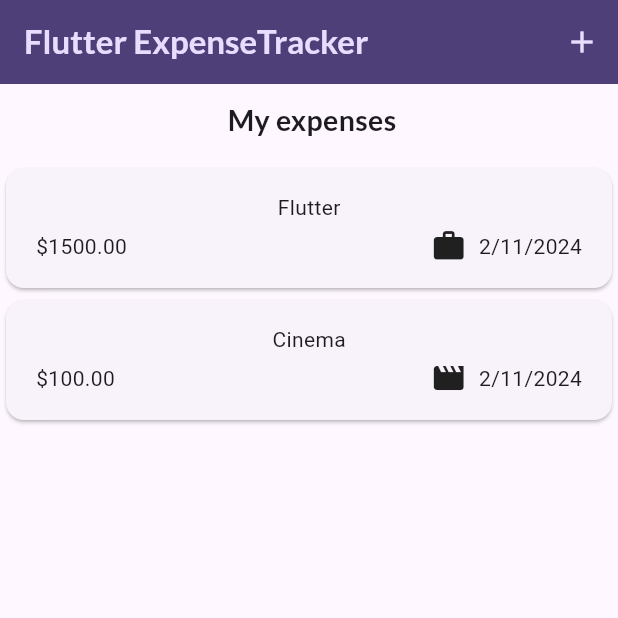
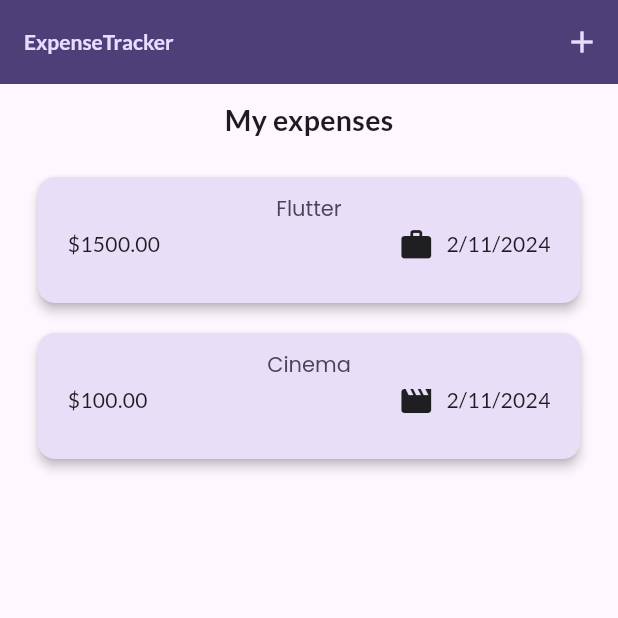
Before and after one commit to davidkalipe/Expend-Tracker, a Flutter app: the screen it shows after launch, on a phone screen of 412 x 824 dp, the top half of it. Run offline on Flutter 3.47's test engine with Material 3 defaults, Android fonts, the phone set to English and light mode, and no system bars; our stand-ins replace gap, google_fonts.

Commit message:
some update

```diff
--- a/lib/main.dart
+++ b/lib/main.dart
@@ -1,5 +1,6 @@
 import 'package:expense_tracker/screens/expenses.dart';
 import 'package:flutter/material.dart';
+import 'package:google_fonts/google_fonts.dart';
 
 var kColorScheme =
     ColorScheme.fromSeed(seedColor: const Color.fromARGB(255, 96, 59, 181));
@@ -11,7 +12,21 @@ void main() => runApp(MaterialApp(
           appBarTheme: const AppBarTheme().copyWith(
               backgroundColor: kColorScheme.onPrimaryContainer,
               foregroundColor: kColorScheme.primaryContainer,
-              elevation: 5.0)),
+              elevation: 5.0),
+          cardTheme: const CardTheme().copyWith(
+            color: kColorScheme.secondaryContainer,
+            margin: const EdgeInsets.symmetric(vertical: 10, horizontal: 10),
+          ),
+          elevatedButtonTheme: ElevatedButtonThemeData(
+            style: ElevatedButton.styleFrom(
+              backgroundColor: kColorScheme.primaryContainer,
+            ),
+          ),
+          textTheme: ThemeData().textTheme.copyWith(
+              titleLarge: GoogleFonts.poppins(
+                  color: kColorScheme.onSecondaryContainer,
+                  fontWeight: FontWeight.normal,
+                  fontSize: 14))),
       debugShowCheckedModeBanner: false,
       home: const Expenses(),
     ));
--- a/lib/models/expense.dart
+++ b/lib/models/expense.dart
@@ -10,7 +10,7 @@ enum Category { food, travel, leisure, work }
 
 const categoryIcons = {
   Category.food: Icons.lunch_dining,
-  Category.travel: Icons.flight_rounded,
+  Category.travel: Icons.flight_takeoff,
   Category.leisure: Icons.movie,
   Category.work: Icons.work
 };
@@ -18,11 +18,10 @@ const categoryIcons = {
 class Expense {
   Expense(
       {required this.title,
-        required this.amount,
-        required this.date,
-        required this.category})
+      required this.amount,
+      required this.date,
+      required this.category})
       : id = uuid.v4();
-
 
   final String id;
   final String title;
@@ -30,8 +29,7 @@ class Expense {
   final DateTime date;
   final Category category;
 
-  String get formatedDate{
+  String get formatedDate {
     return formatter.format(date);
   }
-
 }
--- a/lib/screens/expenses.dart
+++ b/lib/screens/expenses.dart
@@ -77,7 +77,7 @@ class _ExpensesState extends State<Expenses> {
     return Scaffold(
       appBar: AppBar(
         title: Text(
-          "Flutter ExpenseTracker",
+          "ExpenseTracker",
           style: GoogleFonts.lato(fontWeight: FontWeight.bold),
         ),
         actions: [
@@ -93,7 +93,7 @@ class _ExpensesState extends State<Expenses> {
           Container(
             padding: const EdgeInsets.only(bottom: 15, top: 10),
             child: Text(
-              ' My expenses',
+              'My expenses',
               style:
                   GoogleFonts.lato(fontWeight: FontWeight.bold, fontSize: 19),
             ),
--- a/lib/widget/expense_item.dart
+++ b/lib/widget/expense_item.dart
@@ -1,5 +1,6 @@
 import 'package:flutter/material.dart';
 import 'package:gap/gap.dart';
+import 'package:google_fonts/google_fonts.dart';
 
 import '../models/expense.dart';
 
@@ -9,26 +10,38 @@ class ExpenseItem extends StatelessWidget {
   final Expense expense;
 
   @override
-  Widget build(BuildContext context) {
+  Widget build(BuildContext context){
     return Card(
+      shadowColor: Colors.black,
+      elevation: 3,
+      child: Container(
+        margin: const EdgeInsets.only(bottom: 15),
         child: Padding(
-        padding: const EdgeInsets.symmetric(
-          horizontal: 20,
-          vertical: 16
-        ),
+          padding: const EdgeInsets.symmetric(horizontal: 20, vertical: 12),
           child: Column(
             children: [
-            Text(expense.title),
-            const Gap(4),
+              Text(
+                expense.title,
+                style: Theme.of(context).textTheme.titleLarge,
+                ),
+              const Gap(3),
               Row(
                 children: [
-                Text('\$${expense.amount.toStringAsFixed(2)}'),
+                  Text(
+                    '\$${expense.amount.toStringAsFixed(2)}',
+                    style: GoogleFonts.lato(fontWeight: FontWeight.w500),
+                  ),
                   const Spacer(),
                   Row(
                     children: [
-                    Icon(categoryIcons[expense.category]),
+                      Icon(
+                        categoryIcons[expense.category],
+                      ),
                       const SizedBox(width: 8),
-                    Text(expense.formatedDate)
+                      Text(
+                        expense.formatedDate,
+                        style: GoogleFonts.lato(fontWeight: FontWeight.w500),
+                      )
                     ],
                   )
                 ],
@@ -36,6 +49,7 @@ class ExpenseItem extends StatelessWidget {
             ],
           ),
         ),
+      ),
     );
   }
 }
--- a/lib/widget/expenses_list.dart
+++ b/lib/widget/expenses_list.dart
@@ -13,6 +13,7 @@ class ExpensesList extends StatelessWidget {
   @override
   Widget build(BuildContext context) {
     return ListView.builder(
+      padding: const EdgeInsets.only(left: 15, right: 15),
       itemCount: expenses.length,
       itemBuilder: (ctx, index) => Dismissible(
         key: ValueKey(expenses[index]),
```
Lines whose indentation alone changed are shown as unchanged.
